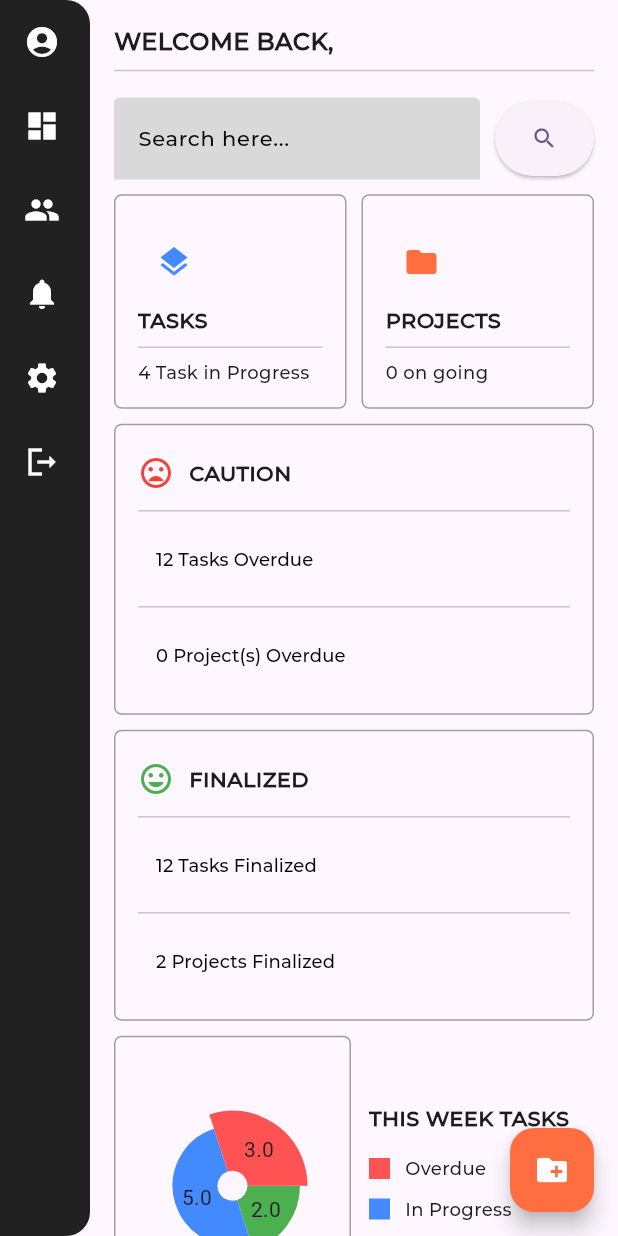
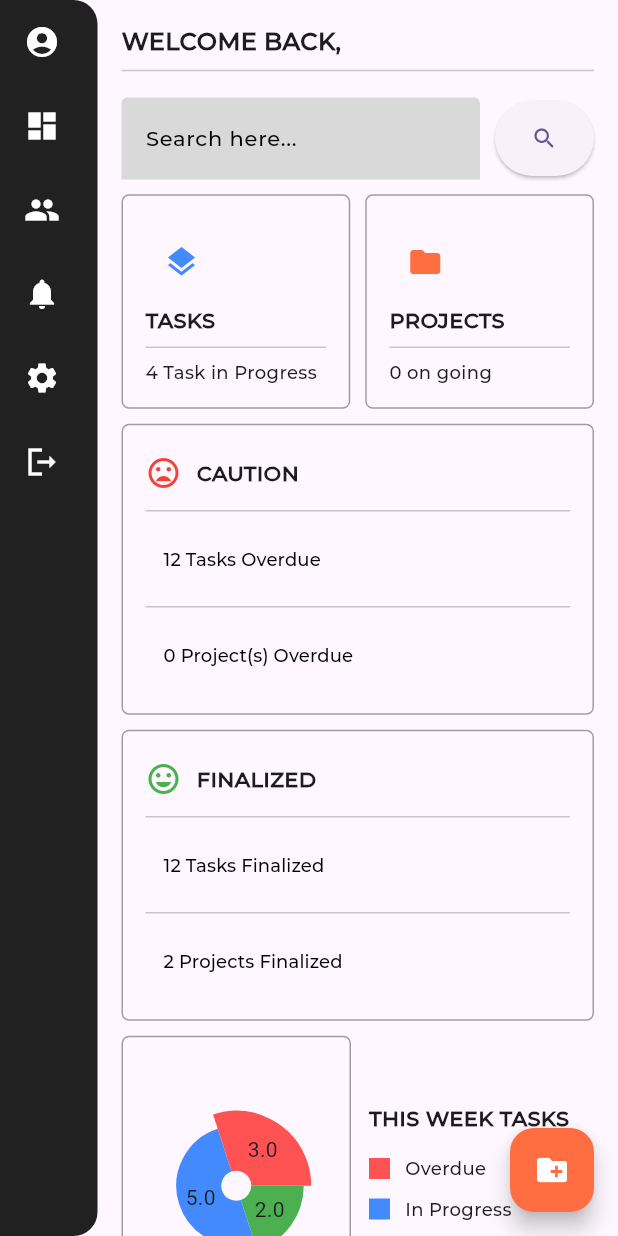
Before and after one commit to thongbui123/cap2_pmapp, a Flutter app: the dashboard_screen screen opened directly, on a phone screen of 412 x 824 dp. Run offline on Flutter 3.47's test engine with Material 3 defaults, Android fonts, the light colour scheme and no system bars; drawn by our look-alikes of fl_chart; our stand-ins replace firebase_auth, firebase_core, firebase_database, firebase_storage, fluttertoast, get and 3 more; missing offline and left inert: ndialog; accounts and stored records are empty; project files that could hold a hidden picture were left out.

Commit message:
Update db_side_menu.dart

```diff
--- a/lib/views/subs/db_side_menu.dart
+++ b/lib/views/subs/db_side_menu.dart
@@ -10,7 +10,7 @@ class db_side_menu extends StatelessWidget {
   Widget build(BuildContext context) {
     return Drawer(
       backgroundColor: Colors.black87,
-      width: 60,
+      width: 65,
       child: ListView(
         padding: EdgeInsets.zero,
         children: [
```
